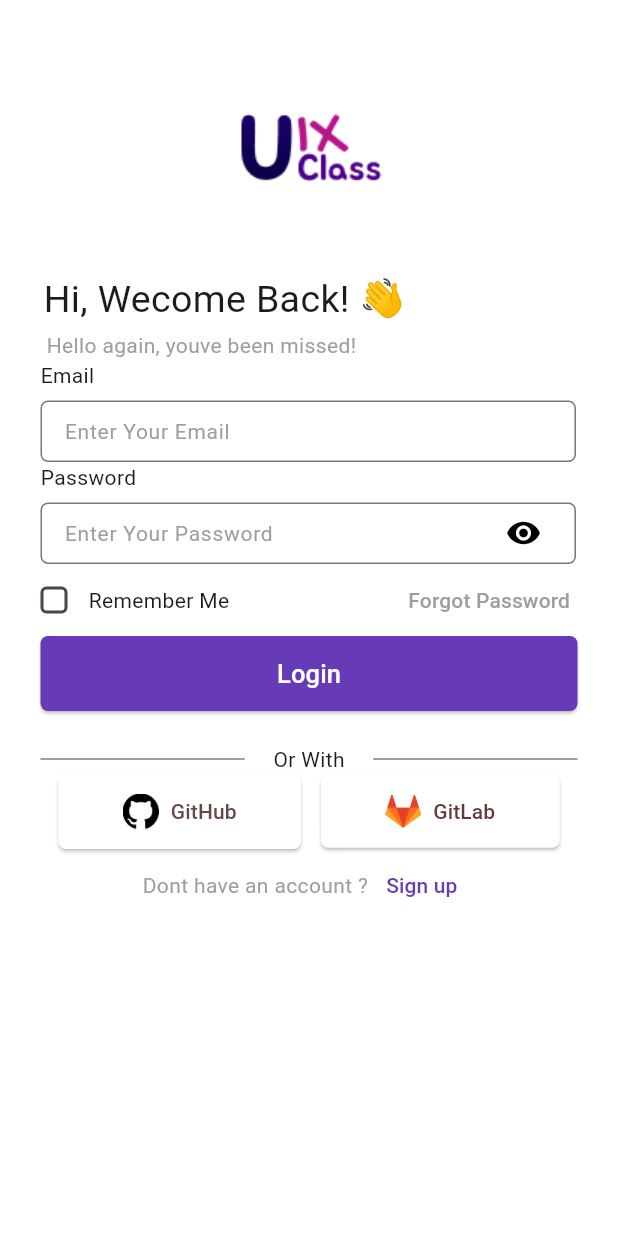
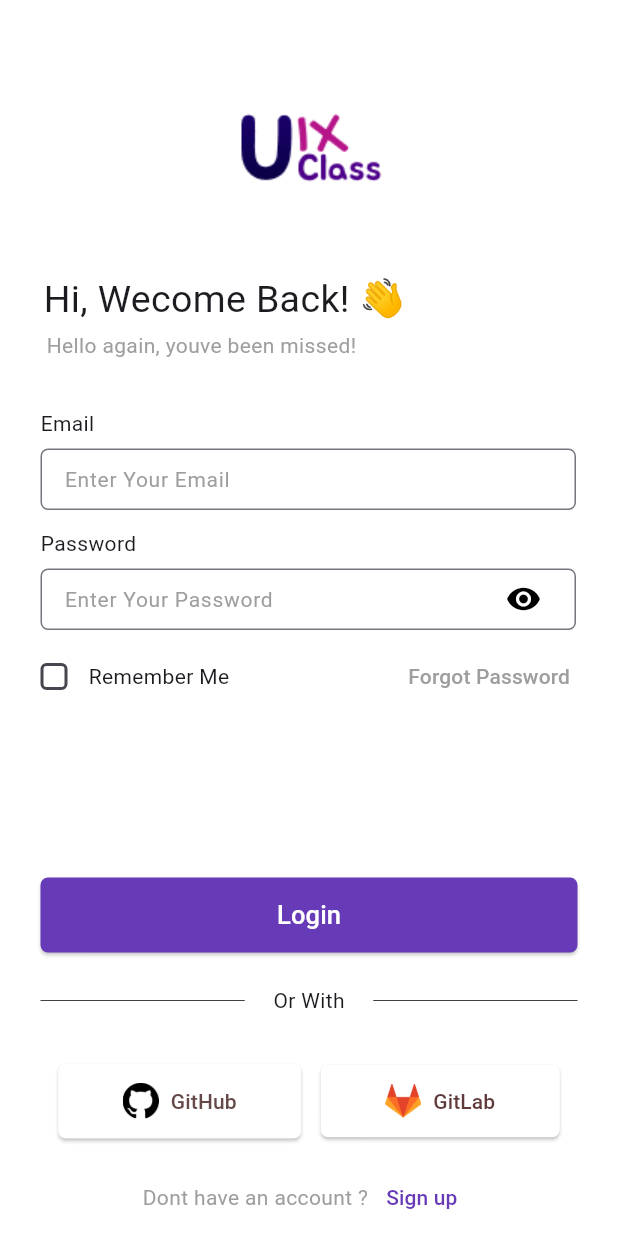
Before and after one commit to nikita-velikikh/color_app, a Flutter app: the screen it shows after launch, on a phone screen of 412 x 824 dp. Run offline on Flutter 3.47's test engine with Material 3 defaults, Android fonts, the phone set to English and light mode, and no system bars.

Commit message:
returned the indentation

```diff
--- a/lib/src/screens_login/custom_login_screen.dart
+++ b/lib/src/screens_login/custom_login_screen.dart
@@ -54,21 +54,20 @@ class _LoginScreenState extends State<LoginScreen> {
                 ),
               ),
             ),
-            Spacer(flex: 2),
-            Expanded(child: EmailField()),
-            Spacer(flex: 1),
-            Expanded(child: PasswordField()),
-            Spacer(flex: 1),
-            Expanded(
-              child: PasswordInfo(),
+            SizedBox(height: 32),
+            EmailField(),
+            SizedBox(height: 12),
+            PasswordField(),
+            SizedBox(height: 7),
+            PasswordInfo(),
+            SizedBox(height: 110),
+            ButtonsAndLines(),
+            SizedBox(height: 32),
+            IconButtons(),
+            SizedBox(
+              height: 15,
             ),
-            Spacer(flex: 3),
-            Expanded(child: ButtonsAndLines()),
-            Spacer(flex: 2),
-            Expanded(child: IconButtons()),
-            Spacer(flex: 1),
-            Expanded(child: Registration()),
-            Spacer(flex: 1),
+            Registration(),
           ],
         ),
       ),
```
